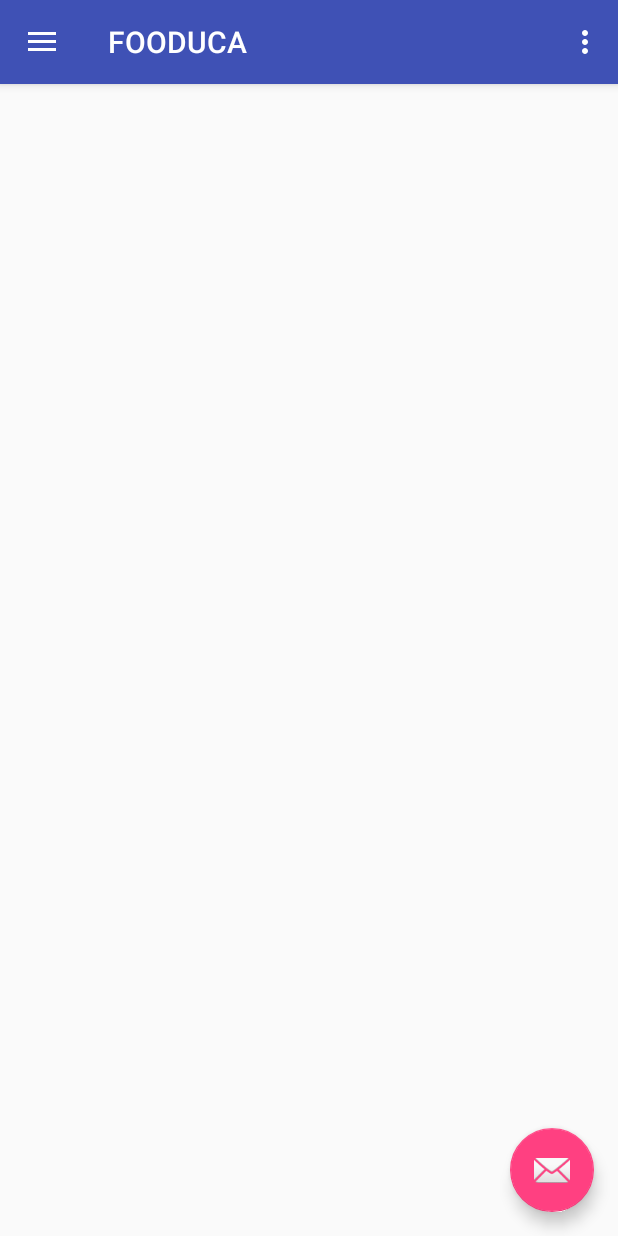
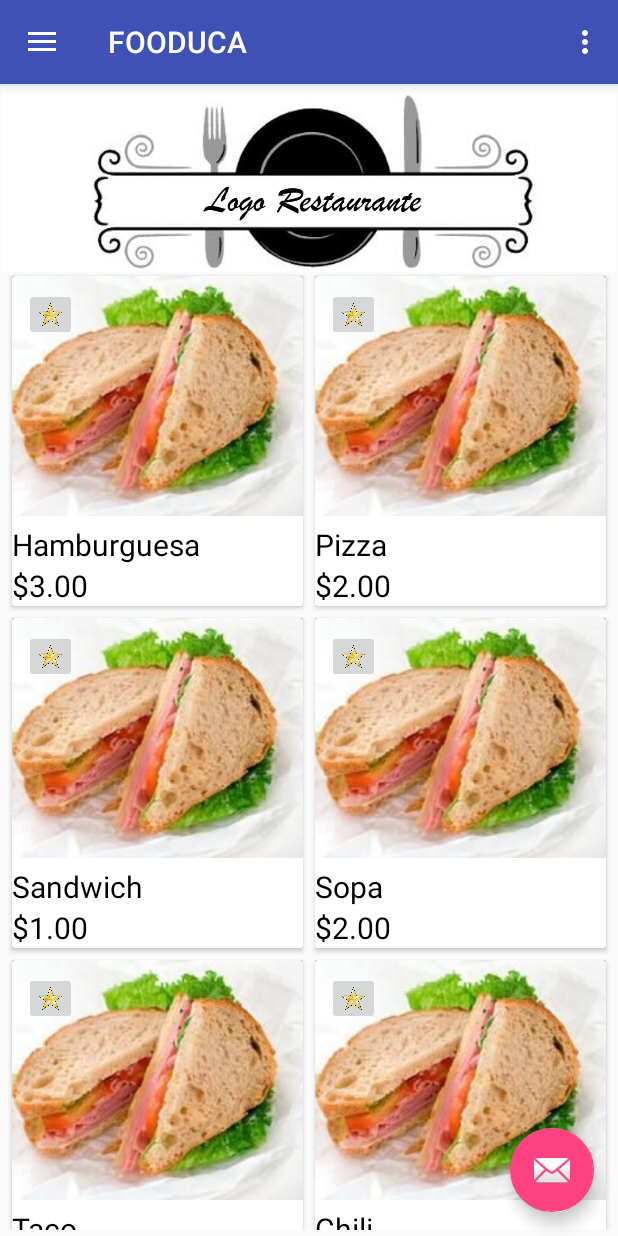
Before and after one commit to JorgeAzzuFranco/FoodUCA, an Android app: the screen it shows after launch (MainActivity), on a phone screen of 412 x 824 dp. Run offline under Robolectric (Android 15) with nearby library versions, the phone set to English and light mode, and no system bars.

Commit message:
incluidos los fragmentos y ya combinado con lo de antes, hasta aqui funciona todo bien

```diff
--- a/app/src/main/java/com/fooduca/fooduca/MainActivity.java
+++ b/app/src/main/java/com/fooduca/fooduca/MainActivity.java
@@ -85,8 +85,8 @@ public class MainActivity extends AppCompatActivity
         MiReVi = findViewById(R.id.Recyclerview_restaurante_individual);
         MiReVi.setLayoutManager(new GridLayoutManager(this,2));
 
-        MiReVi2 = findViewById(R.id.recyclerview_restaurantes_proceres);
-        MiReVi2.setLayoutManager(new GridLayoutManager(this,2));
+        //MiReVi2 = findViewById(R.id.recyclerview_restaurantes_proceres);
+        //MiReVi2.setLayoutManager(new GridLayoutManager(this,2));
 
         comidas = new ArrayList<>();
         comidas.add(new Comida("Hamburguesa","$3.00",R.drawable.comida));
@@ -114,9 +114,9 @@ public class MainActivity extends AppCompatActivity
         MiReVi.setAdapter(rvadapter);
         MiReVi.setHasFixedSize(true);
 
-        rvadapter2 = new RecyclerViewRestaurantes(this, restaurantes);
+        /*rvadapter2 = new RecyclerViewRestaurantes(this, restaurantes);
         MiReVi2.setAdapter(rvadapter2);
-        MiReVi2.setHasFixedSize(true);
+        MiReVi2.setHasFixedSize(true);*/
 
     }
 
--- a/app/src/main/res/layout/content_main.xml
+++ b/app/src/main/res/layout/content_main.xml
@@ -10,12 +10,26 @@
     tools:showIn="@layout/app_bar_main"
     android:id="@+id/contenido">
 
-    <android.support.v7.widget.RecyclerView
-        android:id="@+id/Recyclerview_restaurantes_proceres"
+    <ImageView
+        android:id="@+id/img_restaurante_individual"
         android:layout_width="match_parent"
-        android:layout_height="match_parent"
-        android:scrollbars="vertical"
-        android:layout_margin="4dp">
-    </android.support.v7.widget.RecyclerView>
+        android:layout_height="120dp"
+        android:src="@drawable/restaurante"
+        android:foregroundGravity="center"
+        android:layout_marginTop="5dp"/>
+
+    <LinearLayout
+        android:layout_width="match_parent"
+        android:layout_height="wrap_content"
+        android:layout_marginTop="120dp">
+
+        <android.support.v7.widget.RecyclerView
+            android:id="@+id/Recyclerview_restaurante_individual"
+            android:layout_width="match_parent"
+            android:layout_height="match_parent"
+            android:scrollbars="vertical"
+            android:layout_margin="4dp">
+        </android.support.v7.widget.RecyclerView>
+    </LinearLayout>
 
 </RelativeLayout>
```
